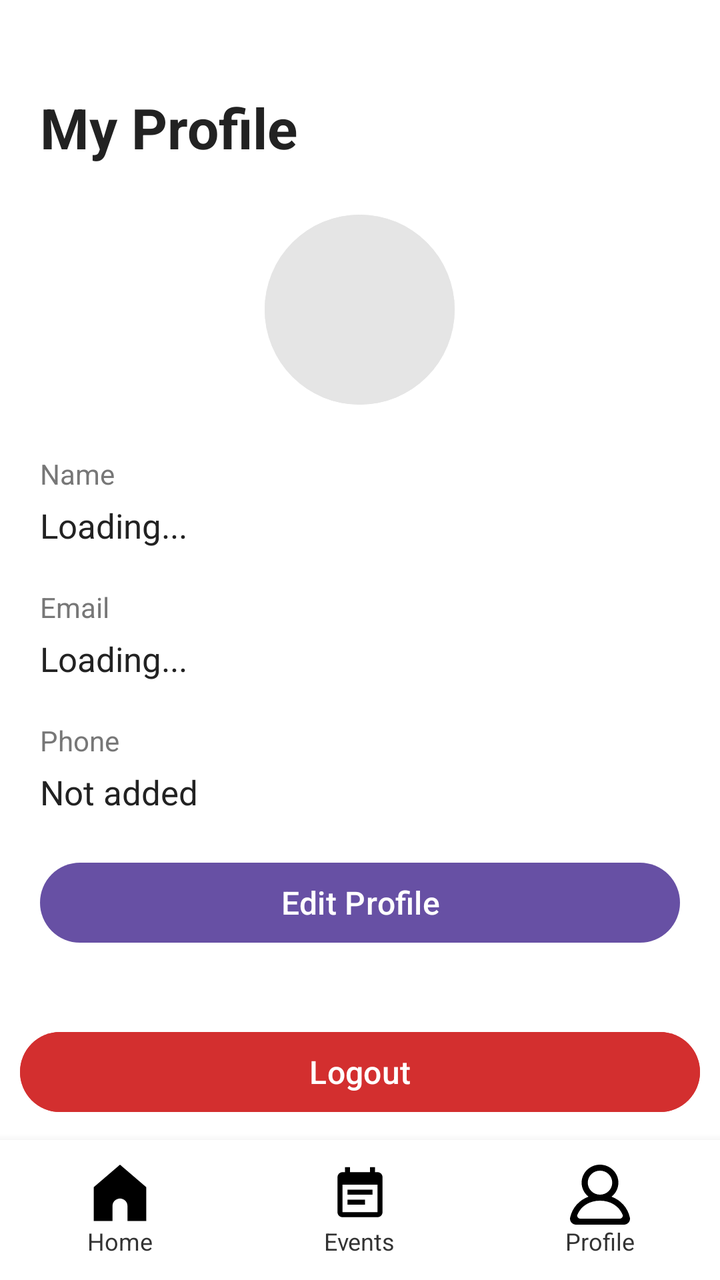
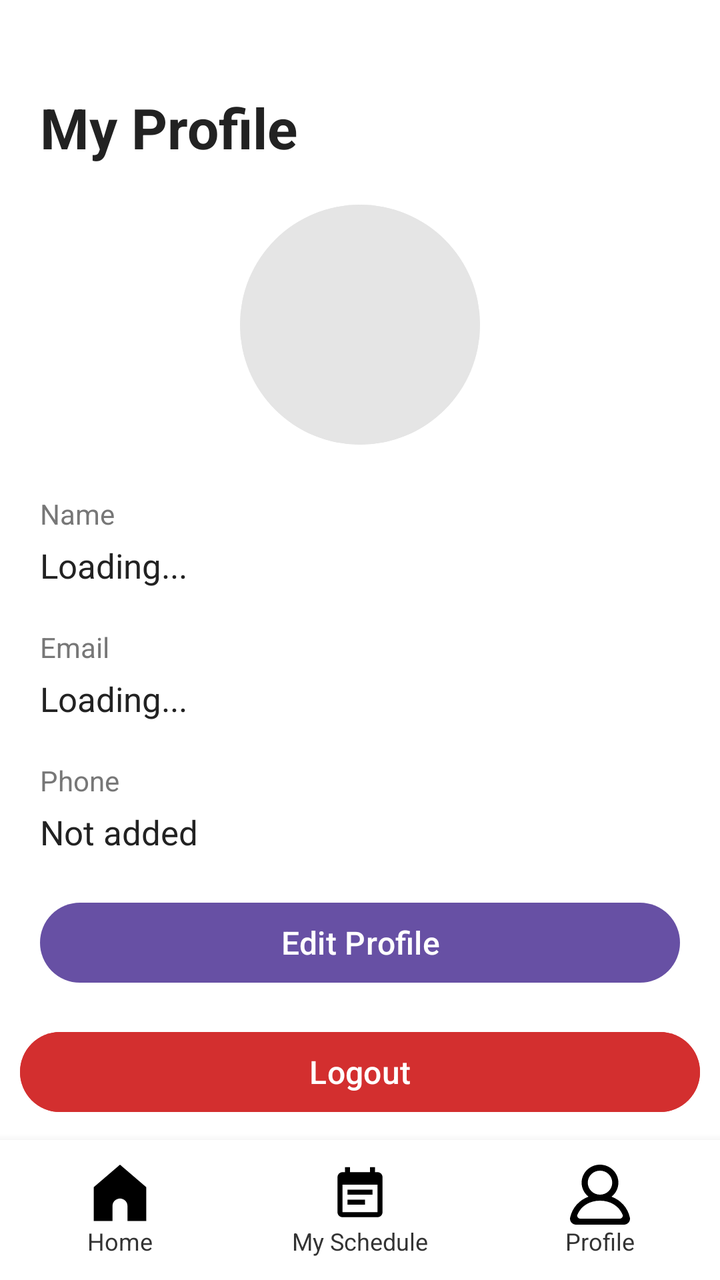

An Android layout rendered at two revisions. The XML below is the earlier revision; the diff shows what the commit changed to produce the second picture.
<!-- AndroidManifest.xml: application theme Theme.JavaPractice -->
<!-- res/layout/activity_profile.xml -->
<?xml version="1.0" encoding="utf-8"?>
<LinearLayout
    xmlns:android="http://schemas.android.com/apk/res/android"
    xmlns:tools="http://schemas.android.com/tools"
    android:id="@+id/main"
    android:layout_width="match_parent"
    android:layout_height="match_parent"
    android:orientation="vertical"
    android:background="#FFFFFF"
    tools:context=".ProfileActivity">

    <ScrollView
        android:layout_width="match_parent"
        android:layout_height="0dp"
        android:layout_weight="1"
        android:fillViewport="true"
        android:scrollbars="none">

        <LinearLayout
            android:layout_width="match_parent"
            android:layout_height="wrap_content"
            android:orientation="vertical"
            android:paddingStart="20dp"
            android:paddingTop="45dp"
            android:paddingEnd="20dp"
            android:paddingBottom="25dp">

            <TextView
                android:layout_width="match_parent"
                android:layout_height="wrap_content"
                android:text="My Profile"
                android:textColor="#222222"
                android:textSize="28sp"
                android:textStyle="bold" />

            <ImageView
                android:layout_width="95dp"
                android:layout_height="95dp"
                android:layout_gravity="center_horizontal"
                android:layout_marginTop="25dp"
                android:background="@drawable/bg_profile"
                android:contentDescription="Profile"
                android:scaleType="centerCrop"
                android:src="@drawable/bg_profile" />

            <TextView
                android:layout_width="match_parent"
                android:layout_height="wrap_content"
                android:layout_marginTop="25dp"
                android:text="Name"
                android:textColor="#777777"
                android:textSize="14sp" />

            <TextView
                android:id="@+id/tvProfileName"
                android:layout_width="match_parent"
                android:layout_height="wrap_content"
                android:layout_marginTop="5dp"
                android:text="Loading..."
                android:textColor="#222222"
                android:textSize="17sp" />

            <TextView
                android:layout_width="match_parent"
                android:layout_height="wrap_content"
                android:layout_marginTop="20dp"
                android:text="Email"
                android:textColor="#777777"
                android:textSize="14sp" />

            <TextView
                android:id="@+id/tvProfileEmail"
                android:layout_width="match_parent"
                android:layout_height="wrap_content"
                android:layout_marginTop="5dp"
                android:text="Loading..."
                android:textColor="#222222"
                android:textSize="17sp" />

            <TextView
                android:layout_width="match_parent"
                android:layout_height="wrap_content"
                android:layout_marginTop="20dp"
                android:text="Phone"
                android:textColor="#777777"
                android:textSize="14sp" />

            <TextView
                android:id="@+id/tvProfilePhone"
                android:layout_width="match_parent"
                android:layout_height="wrap_content"
                android:layout_marginTop="5dp"
                android:text="Not added"
                android:textColor="#222222"
                android:textSize="17sp" />

            <Button
                android:id="@+id/btnEditProfile"
                android:layout_width="match_parent"
                android:layout_height="wrap_content"
                android:layout_marginTop="20dp"
                android:text="Edit Profile"
                android:textSize="16sp" />

            <TextView
                android:layout_width="match_parent"
                android:layout_height="wrap_content"
                android:layout_marginTop="35dp"
                android:text="My Registered Events"
                android:textColor="#222222"
                android:textSize="21sp"
                android:textStyle="bold" />

            <LinearLayout
                android:id="@+id/registeredEventsContainer"
                android:layout_width="match_parent"
                android:layout_height="wrap_content"
                android:layout_marginTop="10dp"
                android:orientation="vertical" />

        </LinearLayout>

    </ScrollView>

    <Button
        android:id="@+id/btnLogout"
        android:layout_width="match_parent"
        android:layout_height="wrap_content"
        android:layout_marginBottom="10dp"
        android:layout_marginHorizontal="10dp"
        android:text="Logout"
        android:textColor="@android:color/white"
        android:textSize="16sp"
        android:backgroundTint="#D32F2F" />

    <include
        layout="@layout/bottom_navbar"
        android:layout_width="match_parent"
        android:layout_height="70dp" />

</LinearLayout>
<!-- res/layout/bottom_navbar.xml (included above) -->
<?xml version="1.0" encoding="utf-8"?>
<LinearLayout
    xmlns:android="http://schemas.android.com/apk/res/android"
    android:layout_width="match_parent"
    android:layout_height="70dp"
    android:orientation="horizontal"
    android:background="#FFFFFF"
    android:elevation="8dp"

    android:layout_gravity="bottom"
    android:paddingTop="1dp"
    android:layout_marginBottom="20dp">

    <LinearLayout
        android:id="@+id/navHome"
        android:layout_width="0dp"
        android:layout_height="match_parent"
        android:layout_weight="1"
        android:orientation="vertical"
        android:gravity="center"
        android:clickable="true"
        android:focusable="true">

        <ImageView
            android:layout_width="30dp"
            android:layout_height="30dp"
            android:src="@drawable/ic_home"
            android:contentDescription="Home" />

        <TextView
            android:layout_width="wrap_content"
            android:layout_height="wrap_content"
            android:text="Home"
            android:textSize="12sp"
            android:textColor="#333333" />

    </LinearLayout>


    <LinearLayout
        android:id="@+id/navEvents"
        android:layout_width="0dp"
        android:layout_height="match_parent"
        android:layout_weight="1"
        android:orientation="vertical"
        android:gravity="center"
        android:clickable="true"
        android:focusable="true">

        <ImageView
            android:layout_width="30dp"
            android:layout_height="30dp"
            android:src="@drawable/ic_event"
            android:contentDescription="Events" />

        <TextView
            android:layout_width="wrap_content"
            android:layout_height="wrap_content"
            android:text="Events"
            android:textSize="12sp"
            android:textColor="#333333" />

    </LinearLayout>


    <LinearLayout
        android:id="@+id/navProfile"
        android:layout_width="0dp"
        android:layout_height="match_parent"
        android:layout_weight="1"
        android:orientation="vertical"
        android:gravity="center"
        android:clickable="true"
        android:focusable="true">

        <ImageView
            android:layout_width="30dp"
            android:layout_height="30dp"
            android:src="@drawable/ic_profile"
            android:contentDescription="Profile" />

        <TextView
            android:layout_width="wrap_content"
            android:layout_height="wrap_content"
            android:text="Profile"
            android:textSize="12sp"
            android:textColor="#333333" />

    </LinearLayout>

</LinearLayout>
<!-- resources referenced by this layout -->
<resources>
  <!-- drawable bg_profile (drawable) -->
  <?xml version="1.0" encoding="utf-8"?>
  <shape xmlns:android="http://schemas.android.com/apk/res/android">
  
      <solid android:color="#E5E5E5" />
  
      <corners android:radius="100dp" />
  
  </shape>
  <!-- drawable ic_event (drawable) -->
  <vector xmlns:android="http://schemas.android.com/apk/res/android" android:height="60dp" android:viewportHeight="24" android:viewportWidth="24" android:width="60dp">
        
      <path android:fillColor="#000000" android:pathData="M17,10L7,10v2h10v-2zM19,3h-1L18,1h-2v2L8,3L8,1L6,1v2L5,3c-1.11,0 -1.99,0.9 -1.99,2L3,19c0,1.1 0.89,2 2,2h14c1.1,0 2,-0.9 2,-2L21,5c0,-1.1 -0.9,-2 -2,-2zM19,19L5,19L5,8h14v11zM14,14L7,14v2h7v-2z"/>
      
  </vector>
  <!-- drawable ic_home (drawable) -->
  <vector xmlns:android="http://schemas.android.com/apk/res/android" android:height="60dp" android:viewportHeight="16" android:viewportWidth="16" android:width="60dp">
        
      <path android:fillColor="#000000" android:pathData="M1,6V15H6V11C6,9.895 6.895,9 8,9C9.105,9 10,9.895 10,11V15H15V6L8,0L1,6Z"/>
      
  </vector>
  <!-- drawable ic_profile (drawable) -->
  <vector xmlns:android="http://schemas.android.com/apk/res/android" android:height="60dp" android:viewportHeight="20" android:viewportWidth="20" android:width="60dp">
        
      <path android:fillColor="#000000" android:fillType="evenOdd" android:pathData="M16.563,18L3.438,18C2.732,18 2.21,17.303 2.477,16.662C3.713,13.698 6.617,12 10,12C13.384,12 16.288,13.698 17.524,16.662C17.791,17.303 17.269,18 16.563,18M5.917,6C5.917,3.794 7.749,2 10,2C12.252,2 14.083,3.794 14.083,6C14.083,8.206 12.252,10 10,10C7.749,10 5.917,8.206 5.917,6M19.956,17.636C19.214,14.277 16.892,11.798 13.837,10.673C15.456,9.396 16.4,7.331 16.053,5.07C15.651,2.447 13.424,0.348 10.735,0.042C7.023,-0.381 3.875,2.449 3.875,6C3.875,7.89 4.769,9.574 6.164,10.673C3.107,11.798 0.787,14.277 0.044,17.636C-0.225,18.857 0.779,20 2.054,20L17.946,20C19.222,20 20.226,18.857 19.956,17.636" android:strokeColor="#00000000" android:strokeWidth="1"/>
      
  </vector>
  <style name="Theme.JavaPractice" parent="Base.Theme.JavaPractice" />
  <style name="Base.Theme.JavaPractice" parent="Theme.Material3.DayNight.NoActionBar">
          
          
      </style>
</resources>

<!-- the commit's change to res/layout/activity_profile.xml (unified diff, before → after) -->
@@ -34,12 +34,15 @@
                 android:textStyle="bold" />
 
             <ImageView
-                android:layout_width="95dp"
-                android:layout_height="95dp"
+                android:id="@+id/profileImage"
+                android:layout_width="120dp"
+                android:layout_height="120dp"
                 android:layout_gravity="center_horizontal"
-                android:layout_marginTop="25dp"
+                android:layout_marginTop="20dp"
                 android:background="@drawable/bg_profile"
-                android:contentDescription="Profile"
+                android:clickable="true"
+                android:contentDescription="Profile picture"
+                android:focusable="true"
                 android:scaleType="centerCrop"
                 android:src="@drawable/bg_profile" />
 
@@ -180,7 +183,7 @@
 
 
     <LinearLayout
-        android:id="@+id/navEvents"
+        android:id="@+id/navMySchedule"
         android:layout_width="0dp"
         android:layout_height="match_parent"
         android:layout_weight="1"
@@ -198,7 +201,7 @@
         <TextView
             android:layout_width="wrap_content"
             android:layout_height="wrap_content"
-            android:text="Events"
+            android:text="My Schedule"
             android:textSize="12sp"
             android:textColor="#333333" />
 
